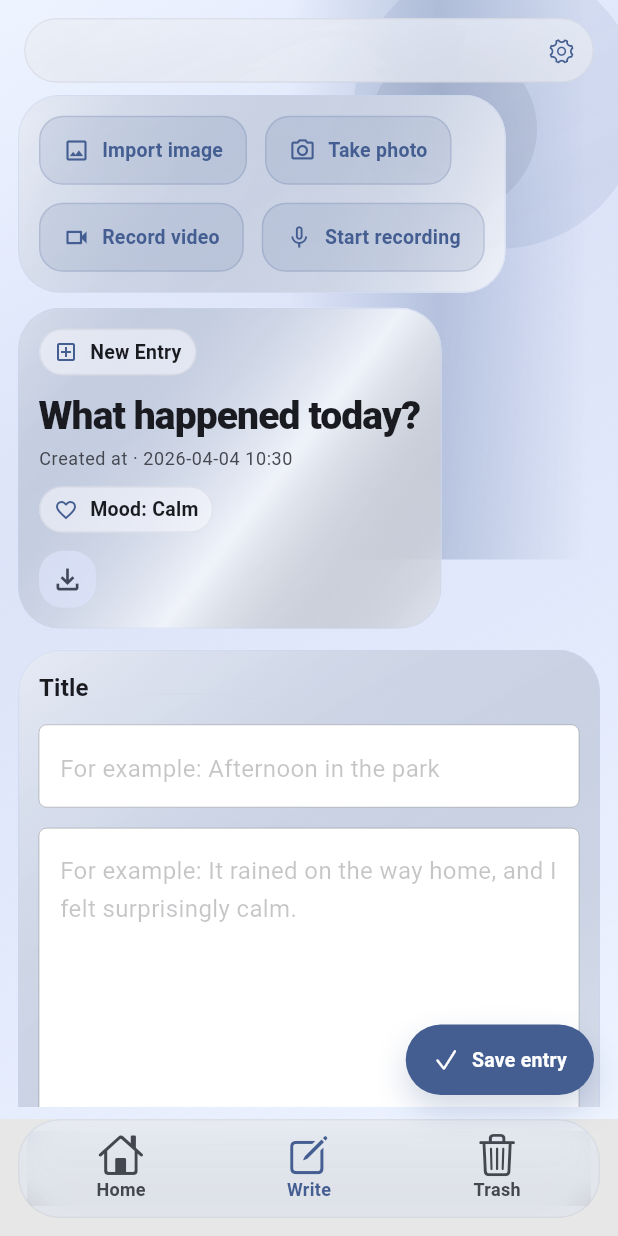
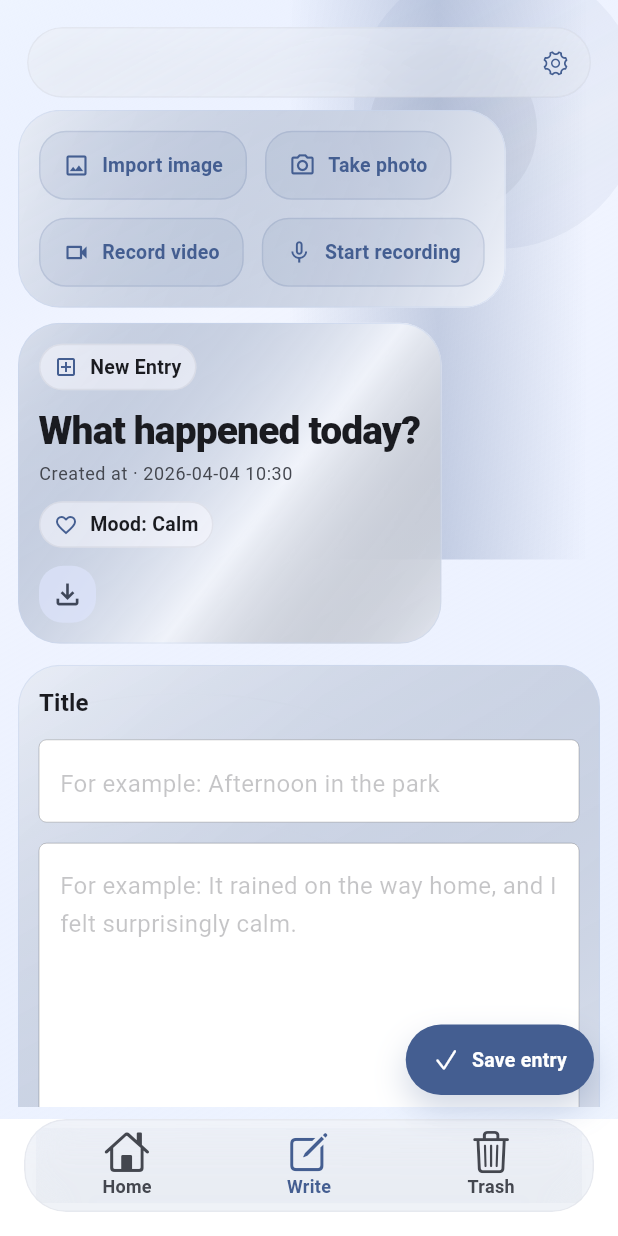
Before and after one commit to dave-8888/diary, a Flutter app: the screen it shows after launch, item 2 of the bottom bar chosen, on a phone screen of 412 x 824 dp. Run offline on Flutter 3.47's test engine with Material 3 defaults, Android fonts, the phone set to English and light mode, and no system bars; our stand-ins replace audioplayers, camera, drift, file_picker, flutter_riverpod, geolocator and 1 more; missing offline and left inert: crop_your_image, media_kit, media_kit_video, record; accounts and stored records are empty.

Commit message:
Refine navigation transitions and simplify diary UI surfaces

```diff
--- a/lib/app/cupertino_kit.dart
+++ b/lib/app/cupertino_kit.dart
@@ -32,6 +32,7 @@ class CupertinoActionButton extends StatelessWidget {
     final theme = Theme.of(context);
     final colorScheme = theme.colorScheme;
     final accent = destructive ? colorScheme.error : colorScheme.primary;
+    final isDark = colorScheme.brightness == Brightness.dark;
     final enabled = onPressed != null && !isBusy;
 
     final (backgroundColor, foregroundColor, borderColor) = switch (variant) {
@@ -41,17 +42,17 @@ class CupertinoActionButton extends StatelessWidget {
           Colors.transparent,
         ),
       CupertinoActionButtonVariant.tinted => (
-        accent.withValues(alpha: 0.12),
+          accent.withValues(alpha: isDark ? 0.18 : 0.08),
           accent,
-        accent.withValues(alpha: 0.18),
+          accent.withValues(alpha: isDark ? 0.24 : 0.14),
         ),
       CupertinoActionButtonVariant.outline => (
-        theme.cardTheme.color?.withValues(alpha: 0.76) ??
-            colorScheme.surface.withValues(alpha: 0.76),
+          theme.cardTheme.color?.withValues(alpha: isDark ? 0.6 : 0.52) ??
+              colorScheme.surface.withValues(alpha: isDark ? 0.6 : 0.52),
           destructive ? colorScheme.error : colorScheme.onSurface,
           destructive
-            ? colorScheme.error.withValues(alpha: 0.18)
-            : colorScheme.outlineVariant.withValues(alpha: 0.6),
+              ? colorScheme.error.withValues(alpha: 0.2)
+              : colorScheme.outlineVariant.withValues(alpha: 0.42),
         ),
       CupertinoActionButtonVariant.plain => (
           Colors.transparent,
@@ -105,7 +106,7 @@ class CupertinoActionButton extends StatelessWidget {
         child: DecoratedBox(
           decoration: BoxDecoration(
             color: backgroundColor,
-            borderRadius: BorderRadius.circular(16),
+            borderRadius: BorderRadius.circular(18),
             border: Border.all(color: borderColor),
           ),
           child: ConstrainedBox(
@@ -149,15 +150,17 @@ class CupertinoPill extends StatelessWidget {
     final theme = Theme.of(context);
     final colorScheme = theme.colorScheme;
     final accent = destructive ? colorScheme.error : colorScheme.primary;
+    final isDark = colorScheme.brightness == Brightness.dark;
     final backgroundColor = selected
-        ? accent.withValues(alpha: 0.14)
-        : (theme.cardTheme.color?.withValues(alpha: 0.72) ??
-            colorScheme.surface.withValues(alpha: 0.72));
-    final foregroundColor =
-        selected ? accent : (destructive ? colorScheme.error : colorScheme.onSurfaceVariant);
+        ? accent.withValues(alpha: isDark ? 0.2 : 0.08)
+        : (theme.cardTheme.color?.withValues(alpha: isDark ? 0.58 : 0.48) ??
+            colorScheme.surface.withValues(alpha: isDark ? 0.58 : 0.48));
+    final foregroundColor = selected
+        ? accent
+        : (destructive ? colorScheme.error : colorScheme.onSurfaceVariant);
     final borderColor = selected
-        ? accent.withValues(alpha: 0.2)
-        : colorScheme.outlineVariant.withValues(alpha: 0.45);
+        ? accent.withValues(alpha: isDark ? 0.28 : 0.16)
+        : colorScheme.outlineVariant.withValues(alpha: isDark ? 0.42 : 0.28);
 
     final body = DecoratedBox(
       decoration: BoxDecoration(
--- a/lib/features/diary/presentation/widgets/diary_shell.dart
+++ b/lib/features/diary/presentation/widgets/diary_shell.dart
@@ -75,10 +75,10 @@ class DiaryShell extends ConsumerWidget {
                   children: [
                     if (shouldShowAppBar)
                       Padding(
-                        padding: const EdgeInsets.fromLTRB(16, 12, 16, 0),
+                        padding: const EdgeInsets.fromLTRB(18, 18, 18, 0),
                         child: _ShellGlassPanel(
                           radius: _panelRadius,
-                          padding: const EdgeInsets.fromLTRB(16, 12, 12, 12),
+                          padding: const EdgeInsets.fromLTRB(18, 14, 14, 14),
                           child: Row(
                             children: [
                               if (showAppBarTitle)
@@ -102,7 +102,8 @@ class DiaryShell extends ConsumerWidget {
                       ),
                     Expanded(
                       child: Padding(
-                        padding: compactBodyPadding ?? const EdgeInsets.all(16),
+                        padding: compactBodyPadding ??
+                            const EdgeInsets.fromLTRB(18, 18, 18, 24),
                         child: child,
                       ),
                     ),
@@ -113,10 +114,11 @@ class DiaryShell extends ConsumerWidget {
             bottomNavigationBar: SafeArea(
               top: false,
               child: Padding(
-                padding: const EdgeInsets.fromLTRB(12, 0, 12, 12),
+                padding: const EdgeInsets.fromLTRB(16, 0, 16, 16),
                 child: _ShellGlassPanel(
                   radius: _panelRadius,
-                  padding: const EdgeInsets.symmetric(horizontal: 6, vertical: 8),
+                  padding:
+                      const EdgeInsets.symmetric(horizontal: 8, vertical: 6),
                   child: CupertinoTheme(
                     data: CupertinoTheme.of(context),
                     child: CupertinoTabBar(
@@ -161,14 +163,14 @@ class DiaryShell extends ConsumerWidget {
             themePreset: selectedTheme,
             child: SafeArea(
               child: Padding(
-                padding: const EdgeInsets.fromLTRB(18, 10, 18, 18),
+                padding: const EdgeInsets.fromLTRB(24, 18, 24, 24),
                 child: Row(
                   children: [
                     SizedBox(
-                      width: 118,
+                      width: 112,
                       child: _ShellGlassPanel(
                         radius: _panelRadius + 2,
-                        padding: const EdgeInsets.fromLTRB(10, 14, 10, 10),
+                        padding: const EdgeInsets.fromLTRB(10, 16, 10, 10),
                         child: Column(
                           children: [
                             _RailBrand(
@@ -211,17 +213,17 @@ class DiaryShell extends ConsumerWidget {
                         ),
                       ),
                     ),
-                    const SizedBox(width: 20),
+                    const SizedBox(width: 24),
                     Expanded(
                       child: Column(
                         children: [
                           if (shouldShowAppBar)
                             Padding(
-                              padding: const EdgeInsets.only(bottom: 16),
+                              padding: const EdgeInsets.only(bottom: 18),
                               child: _ShellGlassPanel(
                                 radius: _panelRadius,
                                 padding:
-                                    const EdgeInsets.fromLTRB(18, 12, 14, 12),
+                                    const EdgeInsets.fromLTRB(18, 14, 14, 14),
                                 child: Row(
                                   children: [
                                     if (showAppBarTitle)
@@ -245,9 +247,8 @@ class DiaryShell extends ConsumerWidget {
                             ),
                           Expanded(
                             child: Padding(
-                              padding:
-                                  expandedBodyPadding ??
-                                  const EdgeInsets.all(20),
+                              padding: expandedBodyPadding ??
+                                  const EdgeInsets.fromLTRB(24, 6, 24, 24),
                               child: child,
                             ),
                           ),
@@ -382,17 +383,19 @@ class _RailFooterAction extends StatelessWidget {
           curve: Curves.easeOutCubic,
           decoration: BoxDecoration(
             color: selected
-                ? colorScheme.primary.withValues(alpha: isDark ? 0.22 : 0.12)
-                : surfaceColor.withValues(alpha: isDark ? 0.12 : 0.32),
+                ? colorScheme.primary.withValues(alpha: isDark ? 0.18 : 0.08)
+                : surfaceColor.withValues(alpha: isDark ? 0.08 : 0.16),
             borderRadius: BorderRadius.circular(22),
             border: Border.all(
               color: selected
-                  ? colorScheme.primary.withValues(alpha: 0.18)
-                  : colorScheme.outlineVariant.withValues(alpha: 0.28),
+                  ? colorScheme.primary.withValues(alpha: isDark ? 0.26 : 0.14)
+                  : colorScheme.outlineVariant.withValues(
+                      alpha: isDark ? 0.24 : 0.16,
+                    ),
             ),
           ),
           child: Padding(
-            padding: const EdgeInsets.symmetric(horizontal: 8, vertical: 12),
+            padding: const EdgeInsets.symmetric(horizontal: 8, vertical: 11),
             child: Column(
               mainAxisSize: MainAxisSize.min,
               children: [
@@ -434,15 +437,17 @@ class _RailBrand extends StatelessWidget {
     return DecoratedBox(
       decoration: BoxDecoration(
         color: colorScheme.primary.withValues(
-          alpha: colorScheme.brightness == Brightness.dark ? 0.14 : 0.08,
+          alpha: colorScheme.brightness == Brightness.dark ? 0.1 : 0.04,
         ),
         borderRadius: BorderRadius.circular(24),
         border: Border.all(
-          color: colorScheme.primary.withValues(alpha: 0.18),
+          color: colorScheme.primary.withValues(
+            alpha: colorScheme.brightness == Brightness.dark ? 0.16 : 0.1,
+          ),
         ),
       ),
       child: Padding(
-        padding: const EdgeInsets.symmetric(horizontal: 10, vertical: 12),
+        padding: const EdgeInsets.symmetric(horizontal: 10, vertical: 14),
         child: Column(
           mainAxisSize: MainAxisSize.min,
           children: [
@@ -489,25 +494,25 @@ class _ShellGlassPanel extends StatelessWidget {
     return ClipRRect(
       borderRadius: BorderRadius.circular(radius),
       child: BackdropFilter(
-        filter: ImageFilter.blur(sigmaX: 18, sigmaY: 18),
+        filter: ImageFilter.blur(sigmaX: 14, sigmaY: 14),
         child: DecoratedBox(
           decoration: BoxDecoration(
             color: Color.alphaBlend(
-              colorScheme.primary.withValues(alpha: isDark ? 0.12 : 0.03),
+              colorScheme.primary.withValues(alpha: isDark ? 0.08 : 0.02),
               baseColor,
-            ).withValues(alpha: isDark ? 0.84 : 0.76),
+            ).withValues(alpha: isDark ? 0.78 : 0.68),
             borderRadius: BorderRadius.circular(radius),
             border: Border.all(
               color: colorScheme.outlineVariant.withValues(
-                alpha: isDark ? 0.56 : 0.34,
+                alpha: isDark ? 0.42 : 0.22,
               ),
             ),
             boxShadow: [
               BoxShadow(
                 color:
-                    colorScheme.shadow.withValues(alpha: isDark ? 0.3 : 0.08),
-                blurRadius: 28,
-                offset: const Offset(0, 18),
+                    colorScheme.shadow.withValues(alpha: isDark ? 0.22 : 0.04),
+                blurRadius: 18,
+                offset: const Offset(0, 10),
               ),
             ],
           ),
@@ -561,10 +566,10 @@ class _ThemedShellBackground extends StatelessWidget {
             end: Alignment.bottomRight,
             colors: [
               theme.scaffoldBackgroundColor,
-              colorScheme.primaryContainer.withValues(alpha: 0.72),
+              colorScheme.primaryContainer.withValues(alpha: 0.34),
               theme.scaffoldBackgroundColor,
             ],
-            stops: const [0, 0.38, 1],
+            stops: const [0, 0.3, 1],
           ),
         );
       case DiaryThemePreset.girlPink:
@@ -673,9 +678,9 @@ class _ThemedShellBackground extends StatelessWidget {
     switch (themePreset) {
       case DiaryThemePreset.daylight:
         return _DaylightBackgroundPainter(
-          primary: colorScheme.primary.withValues(alpha: 0.1),
-          secondary: colorScheme.secondary.withValues(alpha: 0.12),
-          line: colorScheme.outlineVariant.withValues(alpha: 0.3),
+          primary: colorScheme.primary.withValues(alpha: 0.06),
+          secondary: colorScheme.secondary.withValues(alpha: 0.08),
+          line: colorScheme.outlineVariant.withValues(alpha: 0.18),
         );
       case DiaryThemePreset.girlPink:
         return _GirlPinkBackgroundPainter(
```
Also changed, not shown: lib/app/router.dart (+49 -5 lines), lib/features/diary/presentation/pages/home_page.dart (+114 -102 lines), lib/features/diary/presentation/widgets/diary_card.dart (+12 -67 lines), lib/features/diary/presentation/widgets/entry_list_preview.dart (+25 -13 lines). Lines whose indentation alone changed are shown as unchanged.
